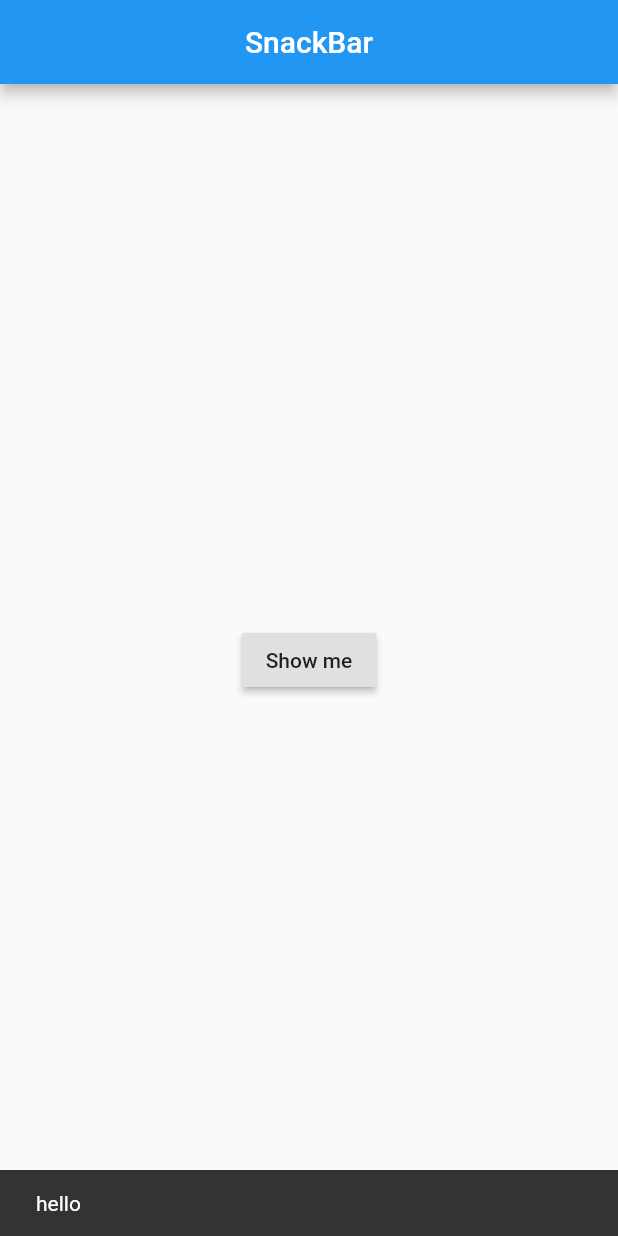
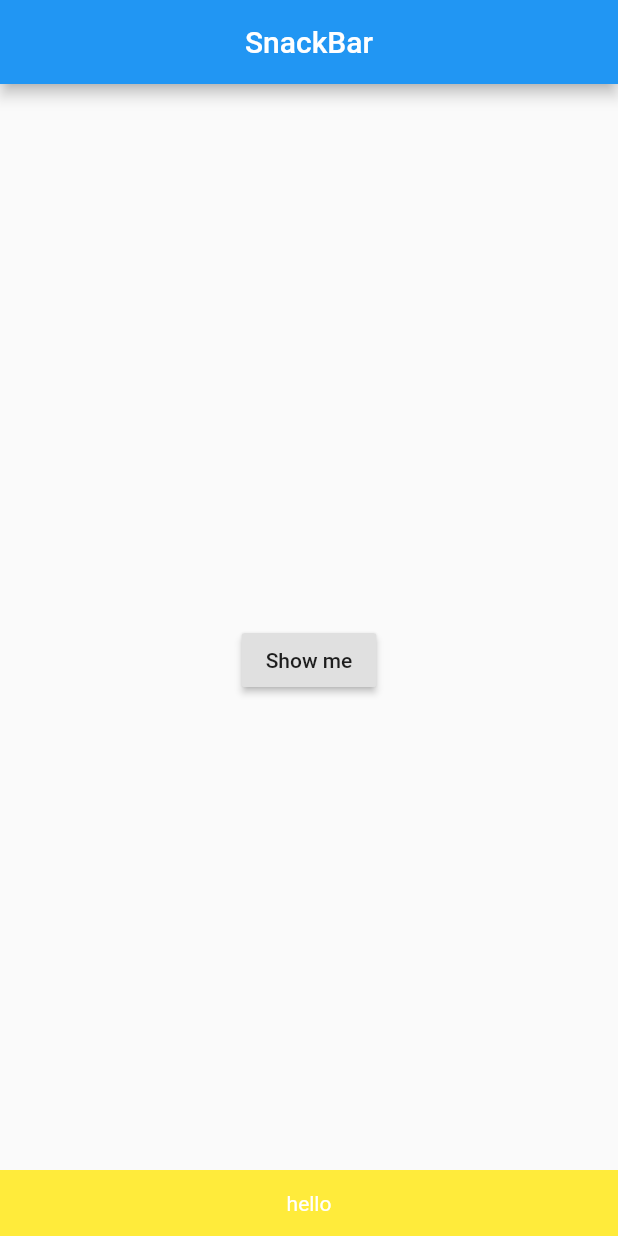
Before and after one commit to gracentruth/my_app2, a Flutter app: the screen it shows after launch, after a tap on "Show me", on a phone screen of 412 x 824 dp. Run offline on Flutter 3.47's test engine with Material 2 defaults, Android fonts, the phone set to English and light mode, and no system bars.

Commit message:
lesson19 SnackBar

```diff
--- a/lib/main.dart
+++ b/lib/main.dart
@@ -1,6 +1,6 @@
 import 'package:flutter/material.dart';
 
-void main()=> runApp(MyApp());
+void main() => runApp(MyApp());
 
 class MyApp extends StatelessWidget {
   @override
@@ -14,13 +14,12 @@ class MyApp extends StatelessWidget {
 class MyPage extends StatelessWidget {
   @override
   Widget build(BuildContext context) {
-
     return Scaffold(
       appBar: AppBar(
         title: Text('SnackBar'),
         centerTitle: true,
       ),
-      body:MySnackBar(),
+      body: MySnackBar(),
     );
   }
 }
@@ -29,14 +28,23 @@ class MySnackBar extends StatelessWidget {
   @override
   Widget build(BuildContext context) {
     return Center(
-      child:RaisedButton(
+      child: RaisedButton(
         child: Text('Show me'),
-        onPressed: (){
+        onPressed: () {
           print(context);
-          Scaffold.of(context).showSnackBar(SnackBar(content:Text('hello')));
+          Scaffold.of(context).showSnackBar(SnackBar(
+              content: Text('hello',
+              textAlign: TextAlign.center,
+                style:TextStyle(
+                  color:Colors.white
+                ) ,
+              ),
+            backgroundColor: Colors.yellow,
+            duration: Duration(milliseconds: 1000),
+
+          ));
         },
       ),
-
     );
   }
 }
```
